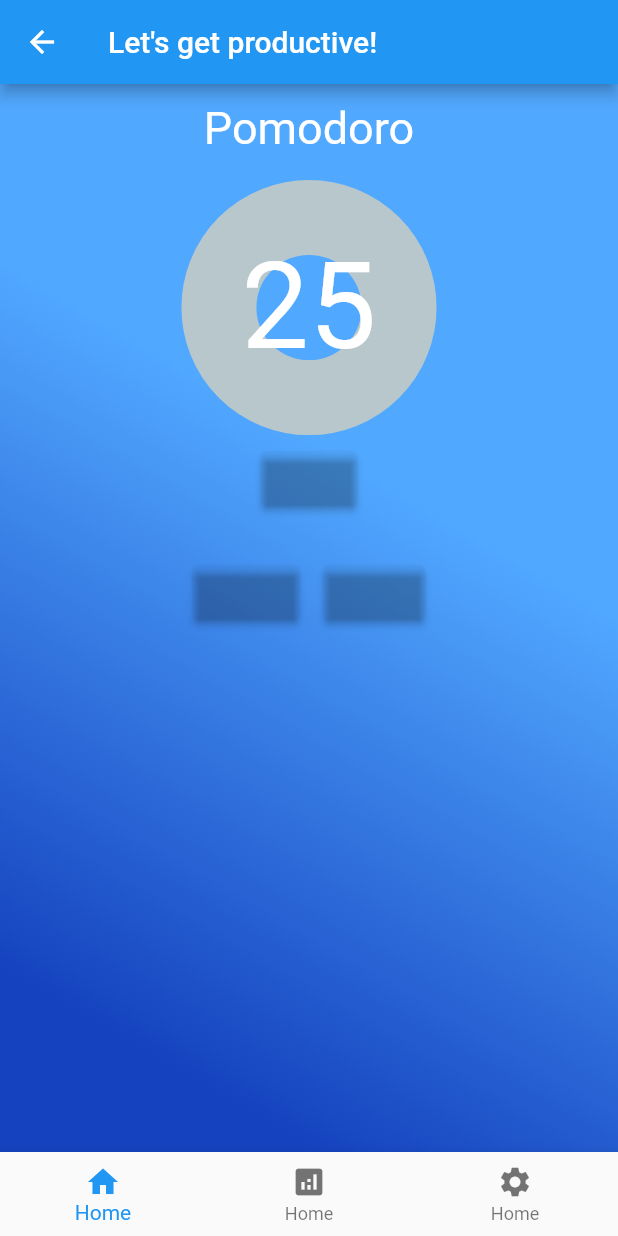
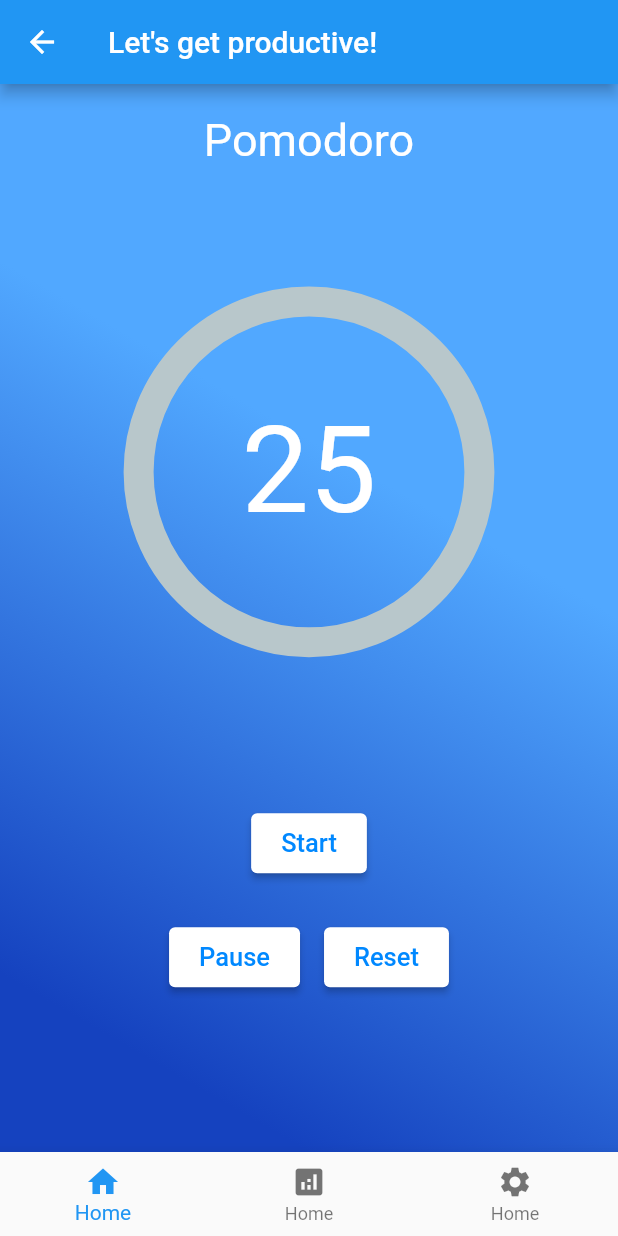
Before and after one commit to Rachita-Dongre/productivityplus, a Flutter app: the screen it shows after launch, on a phone screen of 412 x 824 dp. Run offline on Flutter 3.47's test engine with Material 2 defaults, Android fonts, the phone set to English and light mode, and no system bars; drawn by our look-alikes of percent_indicator.

Commit message:
pomodoro ui complete

```diff
--- a/lib/Pomodoro/pomodoro.dart
+++ b/lib/Pomodoro/pomodoro.dart
@@ -58,7 +58,7 @@ class _PomodoroState extends State<Pomodoro> {
         crossAxisAlignment: CrossAxisAlignment.center,
         children: [
           Padding(
-            padding: const EdgeInsets.all(12.0),
+            padding: const EdgeInsets.all(20.0),
             child: Text(
               "$activity",
               style: const TextStyle(
@@ -68,16 +68,17 @@ class _PomodoroState extends State<Pomodoro> {
             ),
           ),
           const SizedBox(
-            height: 20.0,
+            height: 60.0,
           ),
-          CircularPercentIndicator(
-            radius: screenWidth * 0.17,
+          Container(
+            child: CircularPercentIndicator(
+              radius: screenWidth * 0.30,
               percent: percent,
               animation: true,
               animateFromLastPercent: true,
               lineWidth: 20,
               progressColor: Colors.white,
-            backgroundWidth: 50,
+              backgroundWidth: 20,
               center: Text(
                 "$timeInMinute",
                 style: const TextStyle(
@@ -86,15 +87,23 @@ class _PomodoroState extends State<Pomodoro> {
                 ),
               ),
             ),
+          ),
           const SizedBox(
-            height: 20.0,
+            height: 100.0,
           ),
           ElevatedButton(
             style: ElevatedButton.styleFrom(
-                backgroundColor: const Color.fromARGB(0, 255, 255, 0),
-                foregroundColor: const Color.fromARGB(0, 0, 8, 255)),
-            onPressed: () {},
-            child: const Text('Start'),
+              backgroundColor: Color.fromARGB(255, 255, 255, 255),
+              foregroundColor: Color.fromARGB(255, 0, 136, 255),
+              padding: const EdgeInsets.fromLTRB(20, 10, 20, 10),
+            ),
+            onPressed: () {
+              startTimer();
+            },
+            child: const Text(
+              'Start',
+              style: TextStyle(fontSize: 17.0),
+            ),
           ),
           const SizedBox(
             height: 20.0,
@@ -107,20 +116,34 @@ class _PomodoroState extends State<Pomodoro> {
                 padding: const EdgeInsets.all(8.0),
                 child: ElevatedButton(
                   style: ElevatedButton.styleFrom(
-                      backgroundColor: const Color.fromARGB(0, 255, 255, 0),
-                      foregroundColor: const Color.fromARGB(0, 0, 8, 255)),
-                  onPressed: () {},
-                  child: const Text('Pause'),
+                    backgroundColor: Color.fromARGB(255, 255, 255, 255),
+                    foregroundColor: Color.fromARGB(255, 0, 136, 255),
+                    padding: const EdgeInsets.fromLTRB(20, 10, 20, 10),
+                  ),
+                  onPressed: () {
+                    pauseTimer();
+                  },
+                  child: const Text(
+                    'Pause',
+                    style: TextStyle(fontSize: 17.0),
+                  ),
                 ),
               ),
               Padding(
                 padding: const EdgeInsets.all(8.0),
                 child: ElevatedButton(
                   style: ElevatedButton.styleFrom(
-                      backgroundColor: const Color.fromARGB(0, 255, 255, 0),
-                      foregroundColor: const Color.fromARGB(0, 0, 8, 255)),
-                  onPressed: () {},
-                  child: const Text('Reset'),
+                    backgroundColor: Color.fromARGB(255, 255, 255, 255),
+                    foregroundColor: Color.fromARGB(255, 0, 136, 255),
+                    padding: const EdgeInsets.fromLTRB(20, 10, 20, 10),
+                  ),
+                  onPressed: () {
+                    resetTimer();
+                  },
+                  child: const Text(
+                    'Reset',
+                    style: TextStyle(fontSize: 17.0),
+                  ),
                 ),
               ),
             ],
@@ -130,14 +153,3 @@ class _PomodoroState extends State<Pomodoro> {
     );
   }
 }
-
-
-
-// Container(
-//         decoration: const BoxDecoration(
-//           gradient: LinearGradient(
-//             colors: [Color(0xff1542bf), Color(0xff51a8ff)],
-//             begin: FractionalOffset(0.5, 1),
-//           ),
-//         ),
-//         width: double.infinity,
```
Lines whose indentation alone changed are shown as unchanged.
